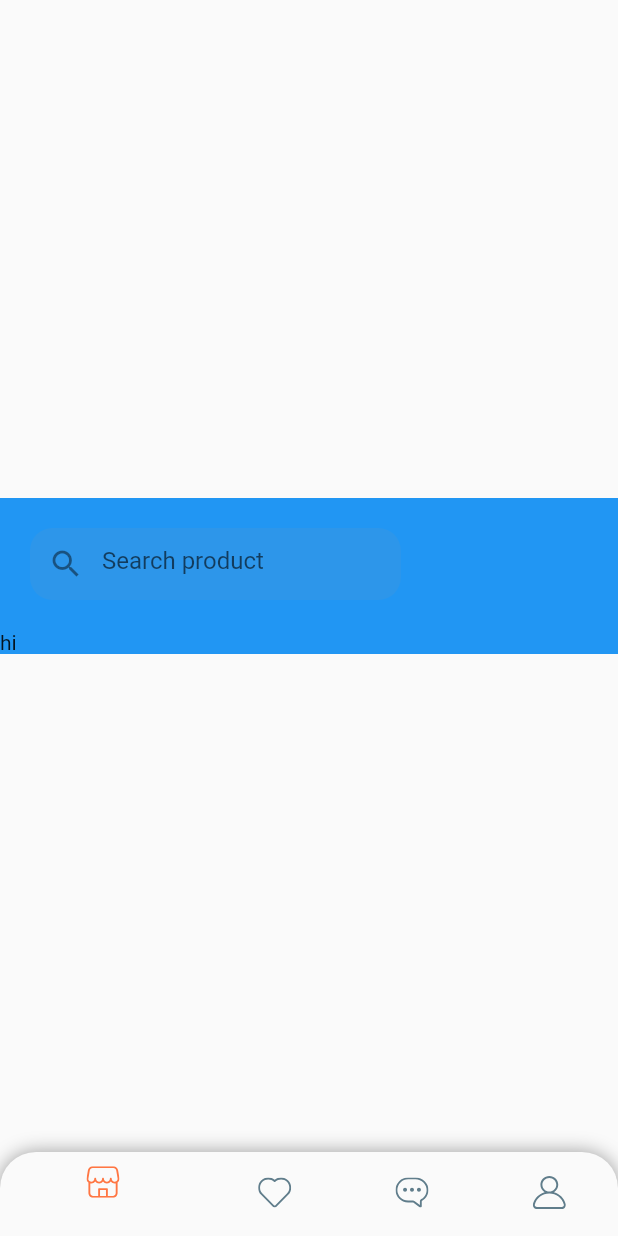
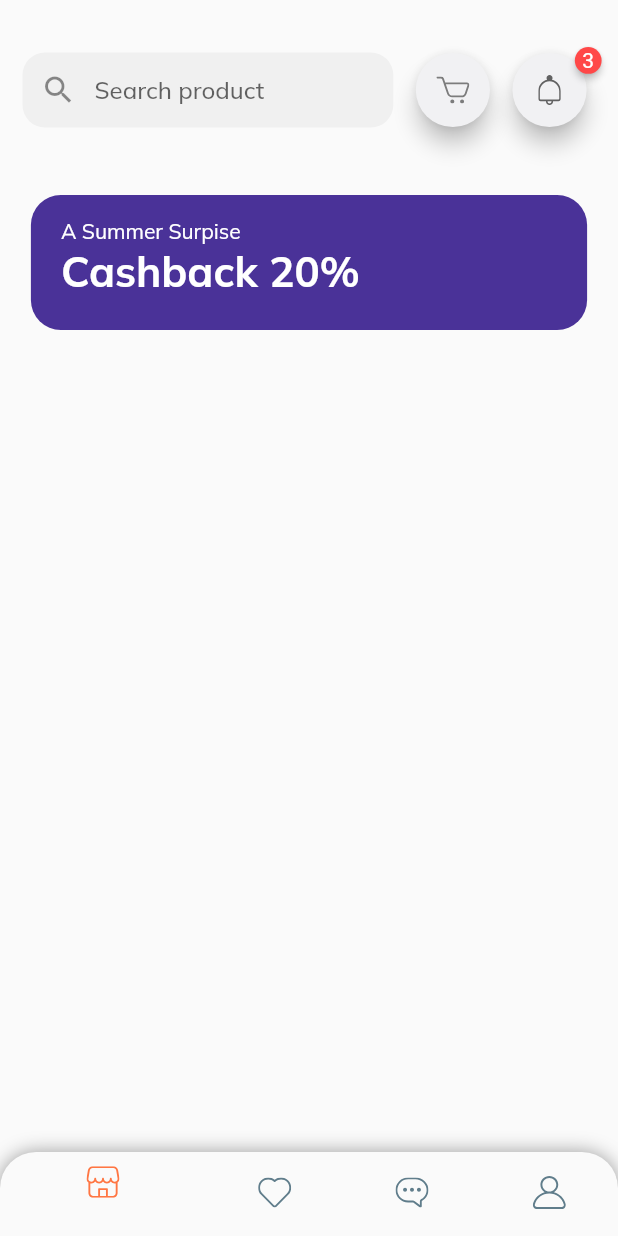
Before and after one commit to SabahTARTIR365/e-commerce-simple-app, a Flutter app: the screen it shows after launch, on a phone screen of 412 x 824 dp. Run offline on Flutter 3.47's test engine with Material 2 defaults, Android fonts, the phone set to English and light mode, and no system bars; drawn by our look-alikes of badges; our stand-ins replace carousel_slider, cloud_firestore, firebase_auth, firebase_core, firebase_storage, flutter_svg and 4 more; accounts and stored records are empty.

Commit message:
merging new pages and widget

```diff
--- /dev/null
+++ b/lib/admin/views/components/discount_widget.dart
@@ -0,0 +1,47 @@
+import 'package:flutter/cupertino.dart';
+import 'package:flutter/material.dart';
+
+import '../../../utils.dart';
+
+class DiscountWidget extends StatelessWidget
+{
+  const DiscountWidget({super.key});
+
+  @override
+  Widget build(BuildContext context) {
+    return Container(
+    height: 90,
+    width: MediaQuery.of(context).size.width*0.9,
+    margin: EdgeInsets.all(15),
+    padding: EdgeInsets.symmetric(
+      horizontal: 20,
+      vertical: 15,
+    ),
+    decoration: BoxDecoration(
+      color: Color(0xFF4A3298),
+      borderRadius: BorderRadius.circular(20),
+    ),
+    child:  Text.rich(
+      TextSpan(
+        style: TextStyle(color: Colors.white),
+        children: [
+          TextSpan(text: "A Summer Surpise\n",
+          style: SafeGoogleFont (
+            'Muli',
+            fontWeight: FontWeight.w400,
+            color: Color(0xffffffff),),),
+          TextSpan(
+            text: "Cashback 20%",
+            style: SafeGoogleFont (
+            'Muli',
+              fontSize: 28,
+              fontWeight: FontWeight.w700,
+            ),
+
+          ),
+        ],
+      ),
+    ),
+  );
+  }
+}
--- /dev/null
+++ b/lib/customer/views/components/counter_icon_button.dart
@@ -0,0 +1,33 @@
+import 'package:badges/badges.dart';
+import 'package:flutter/cupertino.dart';
+import 'package:flutter/material.dart';
+import 'package:flutter_svg/svg.dart';
+
+class CounterIconButton extends StatelessWidget {
+
+  final String icon;
+  final int numOfItem;
+  final GestureTapCallback onPress;
+
+  const CounterIconButton({super.key, required this.icon, required this.numOfItem, required this.onPress});
+
+  @override
+  Widget build(BuildContext context) {
+    return Badge(
+      showBadge: numOfItem==0?false:true,
+      badgeColor:  Color(0xffFF4848),
+      badgeContent: Text('${numOfItem}',style:TextStyle(color: Colors.white) ,),//numofitem
+      child:Container(
+          height: MediaQuery.of(context).size.width * 0.12,
+          width: MediaQuery.of(context).size.width * 0.12,
+          child: FloatingActionButton(
+              backgroundColor:Color(0xFFF1F1F3),
+              onPressed: onPress,
+              child: SvgPicture.asset(icon))),
+    );
+
+  }
+
+
+
+}
--- a/lib/customer/views/components/custom_app_bar.dart
+++ b/lib/customer/views/components/custom_app_bar.dart
@@ -1,5 +1,10 @@
+import 'package:badges/badges.dart';
+import 'package:firbase_app_test/customer/views/components/search_widget.dart';
 import 'package:flutter/cupertino.dart';
 import 'package:flutter/material.dart';
+import 'package:flutter_svg/svg.dart';
+
+import 'counter_icon_button.dart';
 
 class CustomAppBar extends StatelessWidget implements PreferredSizeWidget
 {
@@ -7,34 +12,15 @@ class CustomAppBar extends StatelessWidget implements PreferredSizeWidget
 
   @override
   Widget build(BuildContext context) {
-    return Container(
-      margin: EdgeInsets.all(20),
-     // padding:  EdgeInsets.fromLTRB(0, 20, 0, 5),//EdgeInsets.only(top: 10),
-        child: Row(children: [
-        Container(
-        width: MediaQuery.of(context).size.width*0.6,
-          decoration: BoxDecoration(
-            color: Color(0xFF979797).withOpacity(0.1),
-            borderRadius: BorderRadius.circular(15),
-          ),
-          child: TextField(
-            onChanged: (value) => print(value),
-            decoration: const InputDecoration(
-                /*contentPadding: EdgeInsets.symmetric(
-                    //horizontal: getProportionateScreenWidth(20),
-                    vertical: getProportionateScreenWidth(9)),*/
-                border: InputBorder.none,
-                focusedBorder: InputBorder.none,
-                enabledBorder: InputBorder.none,
-                hintText: "Search product",
-                prefixIcon: Icon(Icons.search)),
-          ),
-        ),
-
-
-
-        ],),
-    );
+    return Row(
+      children: [
+        const SizedBox(width: 15,),
+        const SearchWidget(),
+        const SizedBox(width: 15,),
+        CounterIconButton(icon: 'assets/icons/Cart Icon.svg', numOfItem: 0,onPress: (){},),
+        const SizedBox(width: 15,),
+        CounterIconButton(icon: 'assets/icons/Bell.svg', numOfItem: 3,onPress: (){},),
+    ],);
   }
   @override
   Size get preferredSize => AppBar().preferredSize;
--- a/lib/customer/views/components/customer_home_widget.dart
+++ b/lib/customer/views/components/customer_home_widget.dart
@@ -1,6 +1,7 @@
 import 'package:flutter/cupertino.dart';
 import 'package:flutter/material.dart';
 
+import '../../../admin/views/components/discount_widget.dart';
 import 'custom_app_bar.dart';
 
 class CustomerHomeWidget extends StatelessWidget
@@ -11,14 +12,15 @@ class CustomerHomeWidget extends StatelessWidget
   Widget build(BuildContext context) {
    return Container(
      width: MediaQuery.of(context).size.width,
-     color:   Colors.blue,
+     //color:   Colors.blue,
      child: SingleChildScrollView(
        child: Column(
-         mainAxisAlignment: MainAxisAlignment.end,
-         crossAxisAlignment: CrossAxisAlignment.start,
-         children: [
+         children: const [
+           SizedBox(height: 35,),
            CustomAppBar(),
-           Text("hi"),
+           SizedBox(height: 30,),
+           DiscountWidget(),
+
 
          ],
        ),),
--- /dev/null
+++ b/lib/customer/views/components/search_widget.dart
@@ -0,0 +1,37 @@
+import 'package:flutter/cupertino.dart';
+import 'package:flutter/material.dart';
+
+import '../../../utils.dart';
+
+class SearchWidget extends StatelessWidget
+{
+  const SearchWidget({super.key});
+
+  @override
+  Widget build(BuildContext context) {
+   return Container(
+     width: MediaQuery.of(context).size.width*0.6,
+     decoration: BoxDecoration(
+       color: Color(0xFF979797).withOpacity(0.1),
+       borderRadius: BorderRadius.circular(15),),
+     child: TextField(
+          onChanged: (value) => print(value),
+         style: SafeGoogleFont (
+         'Muli',
+         fontWeight: FontWeight.w500,
+         color: Color(0xff757575),),
+          decoration: const InputDecoration(
+             contentPadding: EdgeInsets.symmetric(
+               horizontal: 20,
+               vertical:15),
+           border: InputBorder.none,
+           focusedBorder: InputBorder.none,
+           enabledBorder: InputBorder.none,
+           hintText: "Search product",
+           prefixIcon: Icon(Icons.search)),
+     ),
+   );
+  }
+
+
+}
--- a/lib/customer/views/product_details_screen.dart
+++ b/lib/customer/views/product_details_screen.dart
@@ -9,88 +9,6 @@ import 'components/custom_bottom_nav_bar.dart';
 import 'components/customer_home_widget.dart';
 /*class ProductDetailsScreen extends StatelessWidget
 {
-  @override
-  Widget build(BuildContext context) {
-   return Scaffold(
-     bottomNavigationBar:
-     Container(
-
-       //padding: EdgeInsets.fromLTRB(54*fem, 25*fem, 53*fem, 38*fem),
-       width: MediaQuery.of(context).size.width,
-       decoration: const BoxDecoration (
-         color: Color(0xffffffff),
-         borderRadius: BorderRadius.only (
-           topLeft: Radius.circular(40),
-           topRight: Radius.circular(40),
-         ),
-          boxShadow: [
-           BoxShadow(
-             color: Color(0x26d9d9d9),
-             offset: Offset(0, -15),
-             blurRadius: 10,
-           ),
-         ],
-       ),
-       child: Row(
-         crossAxisAlignment: CrossAxisAlignment.center,
-         children: [
-           Container(
-             // homeactiveU3t (0:1544)
-             width: 22*fem,
-             height: 30*fem,
-             child: Image.asset(
-               'assets/page-1/images/home-active.png',
-               width: 22*fem,
-               height: 30*fem,
-             ),
-           ),
-           SizedBox(
-             width: 60*fem,
-           ),
-           Container(
-             // hearticonXXx (0:1553)
-             width: 22*fem,
-             height: 20*fem,
-             child: Image.asset(
-               'assets/page-1/images/heart-icon-zPc.png',
-               width: 22*fem,
-               height: 20*fem,
-             ),
-           ),
-           SizedBox(
-             width: 60*fem,
-           ),
-           Container(
-             // chatbubbleiconEBU (0:1556)
-             width: 22*fem,
-             height: 20*fem,
-             child: Image.asset(
-               'assets/page-1/images/chat-bubble-icon-pxJ.png',
-               width: 22*fem,
-               height: 20*fem,
-             ),
-           ),
-           SizedBox(
-             width: 60*fem,
-           ),
-           Container(
-             // usericon93Y (0:1542)
-             width: 22*fem,
-             height: 22*fem,
-             child: Image.asset(
-               'assets/page-1/images/user-icon-kV8.png',
-               width: 22*fem,
-               height: 22*fem,
-             ),
-           ),
-         ],
-       ),
-     ),
-
-   );
-  }
-
-}
 */
 class CustomerHomeScreen extends StatelessWidget
 {
@@ -102,14 +20,11 @@ class CustomerHomeScreen extends StatelessWidget
   @override
   Widget build(BuildContext context) {
     return Scaffold(
-     // appBar: CustomAppBar(),
-         body:   Consumer<CustomerProvider>(
+         body:Consumer<CustomerProvider>(
              builder: (context, provider, index)
-                { return Container(
-                  //color: Colors.orangeAccent,
-                  child:
-                   Center(child:
-                   _widgetBottomNavBarOptions.elementAt(provider.selectedIndex),),);}),
+                { return
+                  Container(child:
+                        _widgetBottomNavBarOptions.elementAt(provider.selectedIndex),);}),
       bottomNavigationBar: CustomBottomNavBar(),
     );
   }
--- a/lib/main.dart
+++ b/lib/main.dart
@@ -51,6 +51,7 @@ class MyApp extends StatelessWidget {
 
       ],
       child: MaterialApp(
+        debugShowCheckedModeBanner: false,
         navigatorKey: AppRouter.appRouter.navigatorKey,
         title: 'Flutter Demo',
         theme: ThemeData(
--- a/pubspec.yaml
+++ b/pubspec.yaml
@@ -51,6 +51,7 @@ dependencies:
   google_fonts: ^3.0.1
   google_maps_flutter: ^2.2.2
   flutter_svg: ^1.1.6
+  badges: ^2.0.3
 
 dev_dependencies:
   flutter_test:
```
Also changed, not shown: pubspec.lock.
